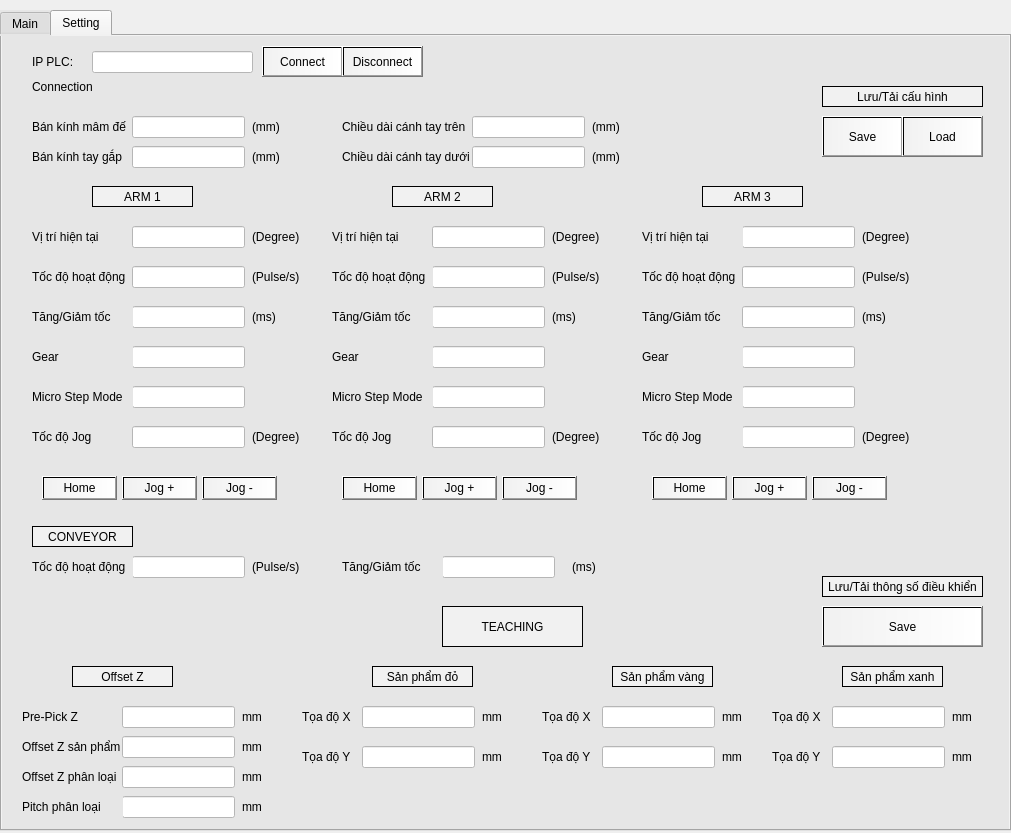
Old version of the form InterfaceApp/pyqt/Services/widget.ui in the repository vuloc333/Delta_v1.0.
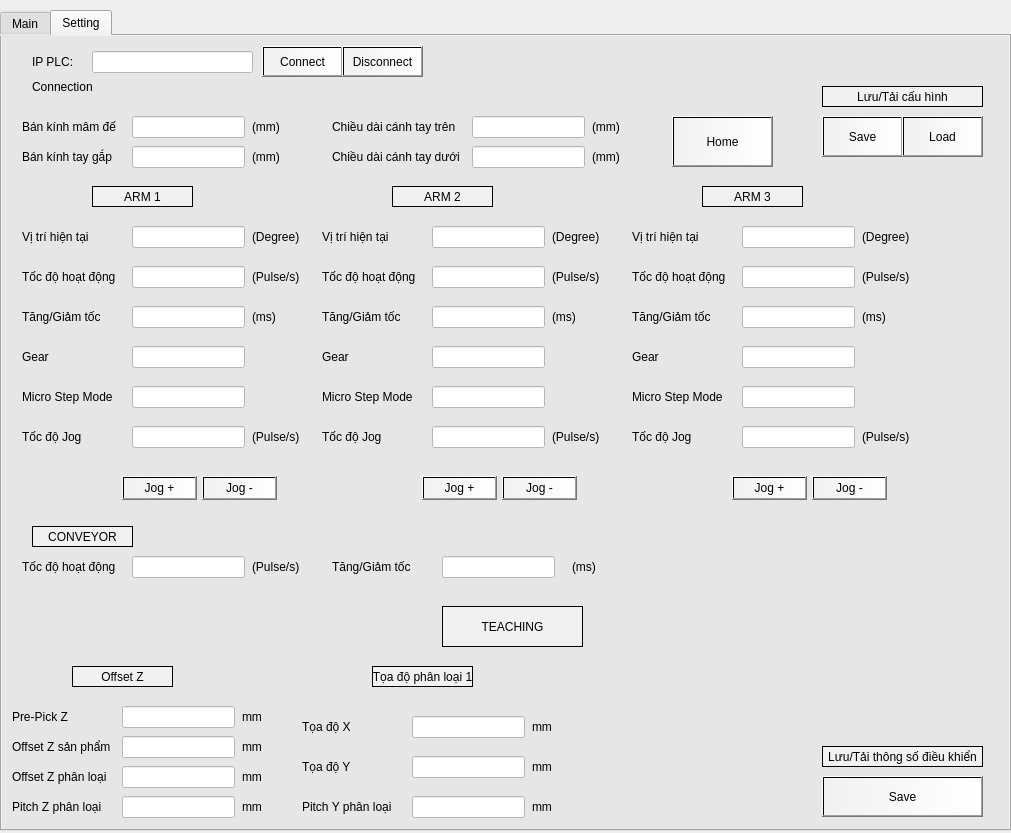
New version of the form.

What changed in the file:
```diff
--- a/InterfaceApp/pyqt/Services/widget.ui
+++ b/InterfaceApp/pyqt/Services/widget.ui
@@ -414,7 +414,7 @@
     <widget class="QLabel" name="lbl2_3">
      <property name="geometry">
       <rect>
-       <x>640</x>
+       <x>630</x>
        <y>230</y>
        <width>101</width>
        <height>21</height>
@@ -471,7 +471,7 @@
     <widget class="QLabel" name="lbl1">
      <property name="geometry">
       <rect>
-       <x>30</x>
+       <x>20</x>
        <y>190</y>
        <width>101</width>
        <height>21</height>
@@ -484,7 +484,7 @@
     <widget class="QLabel" name="lbl3_2">
      <property name="geometry">
       <rect>
-       <x>330</x>
+       <x>320</x>
        <y>270</y>
        <width>101</width>
        <height>21</height>
@@ -623,7 +623,7 @@
     <widget class="QLabel" name="lbl6">
      <property name="geometry">
       <rect>
-       <x>30</x>
+       <x>20</x>
        <y>390</y>
        <width>101</width>
        <height>21</height>
@@ -676,7 +676,7 @@
     <widget class="QLabel" name="lbl3_4">
      <property name="geometry">
       <rect>
-       <x>340</x>
+       <x>330</x>
        <y>520</y>
        <width>101</width>
        <height>21</height>
@@ -686,27 +686,10 @@
       <string>Tăng/Giảm tốc</string>
      </property>
     </widget>
-    <widget class="QPushButton" name="btnArm2Home">
-     <property name="geometry">
-      <rect>
-       <x>340</x>
-       <y>440</y>
-       <width>75</width>
-       <height>24</height>
-      </rect>
-     </property>
-     <property name="styleSheet">
-      <string notr="true">background-color: qlineargradient(spread:pad, x1:0, y1:0, x2:1, y2:0, stop:0 rgba(241, 241, 241, 255), stop:1 rgba(255, 255, 255, 255));
-</string>
-     </property>
-     <property name="text">
-      <string>Home</string>
-     </property>
-    </widget>
     <widget class="QLabel" name="lbl6_2">
      <property name="geometry">
       <rect>
-       <x>330</x>
+       <x>320</x>
        <y>390</y>
        <width>101</width>
        <height>21</height>
@@ -785,7 +768,7 @@
     <widget class="QLabel" name="lbl2">
      <property name="geometry">
       <rect>
-       <x>30</x>
+       <x>20</x>
        <y>230</y>
        <width>101</width>
        <height>21</height>
@@ -985,7 +968,7 @@
     <widget class="QLabel" name="lbl3_3">
      <property name="geometry">
       <rect>
-       <x>640</x>
+       <x>630</x>
        <y>270</y>
        <width>101</width>
        <height>21</height>
@@ -1042,10 +1025,10 @@
     <widget class="QPushButton" name="btnArm1Home">
      <property name="geometry">
       <rect>
-       <x>40</x>
-       <y>440</y>
-       <width>75</width>
-       <height>24</height>
+       <x>670</x>
+       <y>80</y>
+       <width>101</width>
+       <height>51</height>
       </rect>
      </property>
      <property name="styleSheet">
@@ -1081,7 +1064,7 @@
     <widget class="QLabel" name="lbl4_3">
      <property name="geometry">
       <rect>
-       <x>640</x>
+       <x>630</x>
        <y>310</y>
        <width>101</width>
        <height>21</height>
@@ -1129,7 +1112,7 @@
     <widget class="QLabel" name="lbl2_4">
      <property name="geometry">
       <rect>
-       <x>30</x>
+       <x>20</x>
        <y>520</y>
        <width>101</width>
        <height>21</height>
@@ -1142,7 +1125,7 @@
     <widget class="QLabel" name="lbl6_3">
      <property name="geometry">
       <rect>
-       <x>640</x>
+       <x>630</x>
        <y>390</y>
        <width>101</width>
        <height>21</height>
@@ -1155,7 +1138,7 @@
     <widget class="QLabel" name="lbl1_2">
      <property name="geometry">
       <rect>
-       <x>330</x>
+       <x>320</x>
        <y>190</y>
        <width>101</width>
        <height>21</height>
@@ -1168,7 +1151,7 @@
     <widget class="QLabel" name="lbl5_2">
      <property name="geometry">
       <rect>
-       <x>330</x>
+       <x>320</x>
        <y>350</y>
        <width>101</width>
        <height>21</height>
@@ -1198,7 +1181,7 @@
     <widget class="QLabel" name="lbl1_3">
      <property name="geometry">
       <rect>
-       <x>640</x>
+       <x>630</x>
        <y>190</y>
        <width>101</width>
        <height>21</height>
@@ -1218,7 +1201,7 @@
       </rect>
      </property>
      <property name="text">
-      <string>(Degree)</string>
+      <string>(Pulse/s)</string>
      </property>
     </widget>
     <widget class="QLineEdit" name="lineArm3MicroStepMode">
@@ -1307,7 +1290,7 @@
     <widget class="QLabel" name="lbl4">
      <property name="geometry">
       <rect>
-       <x>30</x>
+       <x>20</x>
        <y>310</y>
        <width>101</width>
        <height>21</height>
@@ -1368,7 +1351,7 @@
     <widget class="QLabel" name="lbl3">
      <property name="geometry">
       <rect>
-       <x>30</x>
+       <x>20</x>
        <y>270</y>
        <width>101</width>
        <height>21</height>
@@ -1381,7 +1364,7 @@
     <widget class="QLabel" name="lbl4_2">
      <property name="geometry">
       <rect>
-       <x>330</x>
+       <x>320</x>
        <y>310</y>
        <width>101</width>
        <height>21</height>
@@ -1391,23 +1374,6 @@
       <string>Gear</string>
      </property>
     </widget>
-    <widget class="QPushButton" name="btnArm3Home">
-     <property name="geometry">
-      <rect>
-       <x>650</x>
-       <y>440</y>
-       <width>75</width>
-       <height>24</height>
-      </rect>
-     </property>
-     <property name="styleSheet">
-      <string notr="true">background-color: qlineargradient(spread:pad, x1:0, y1:0, x2:1, y2:0, stop:0 rgba(241, 241, 241, 255), stop:1 rgba(255, 255, 255, 255));
-</string>
-     </property>
-     <property name="text">
-      <string>Home</string>
-     </property>
-    </widget>
     <widget class="QLineEdit" name="lineArm3Ramp">
      <property name="geometry">
       <rect>
@@ -1433,7 +1399,7 @@
     <widget class="QLabel" name="lbl5_3">
      <property name="geometry">
       <rect>
-       <x>640</x>
+       <x>630</x>
        <y>350</y>
        <width>101</width>
        <height>21</height>
@@ -1514,7 +1480,7 @@
       </rect>
      </property>
      <property name="text">
-      <string>(Degree)</string>
+      <string>(Pulse/s)</string>
      </property>
     </widget>
     <widget class="QLabel" name="lbl1_18">
@@ -1540,7 +1506,7 @@
       </rect>
      </property>
      <property name="text">
-      <string>(Degree)</string>
+      <string>(Pulse/s)</string>
      </property>
     </widget>
     <widget class="QLineEdit" name="lineArm2CurPos">
@@ -1581,7 +1547,7 @@
     <widget class="QLabel" name="lbl5">
      <property name="geometry">
       <rect>
-       <x>30</x>
+       <x>20</x>
        <y>350</y>
        <width>101</width>
        <height>21</height>
@@ -1594,7 +1560,7 @@
     <widget class="QLabel" name="lbl2_2">
      <property name="geometry">
       <rect>
-       <x>330</x>
+       <x>320</x>
        <y>230</y>
        <width>101</width>
        <height>21</height>
@@ -1641,7 +1607,7 @@
     <widget class="QLabel" name="lbl1_55">
      <property name="geometry">
       <rect>
-       <x>30</x>
+       <x>20</x>
        <y>80</y>
        <width>101</width>
        <height>21</height>
@@ -1689,7 +1655,7 @@
     <widget class="QLabel" name="lbl1_57">
      <property name="geometry">
       <rect>
-       <x>30</x>
+       <x>20</x>
        <y>110</y>
        <width>101</width>
        <height>21</height>
@@ -1737,7 +1703,7 @@
     <widget class="QLabel" name="lbl1_59">
      <property name="geometry">
       <rect>
-       <x>340</x>
+       <x>330</x>
        <y>80</y>
        <width>131</width>
        <height>21</height>
@@ -1785,7 +1751,7 @@
     <widget class="QLabel" name="lbl1_61">
      <property name="geometry">
       <rect>
-       <x>340</x>
+       <x>330</x>
        <y>110</y>
        <width>131</width>
        <height>21</height>
@@ -1833,7 +1799,7 @@
     <widget class="QLabel" name="lbl1_74">
      <property name="geometry">
       <rect>
-       <x>20</x>
+       <x>10</x>
        <y>670</y>
        <width>101</width>
        <height>21</height>
@@ -1903,7 +1869,7 @@
     <widget class="QLabel" name="lbl1_76">
      <property name="geometry">
       <rect>
-       <x>20</x>
+       <x>10</x>
        <y>700</y>
        <width>101</width>
        <height>21</height>
@@ -1939,7 +1905,7 @@
      <property name="geometry">
       <rect>
        <x>300</x>
-       <y>710</y>
+       <y>720</y>
        <width>51</width>
        <height>21</height>
       </rect>
@@ -1964,7 +1930,7 @@
       <enum>QFrame::Shape::Box</enum>
      </property>
      <property name="text">
-      <string>Sản phẩm đỏ</string>
+      <string>Tọa độ phân loại 1</string>
      </property>
      <property name="alignment">
       <set>Qt::AlignmentFlag::AlignCenter</set>
@@ -1973,8 +1939,8 @@
     <widget class="QLineEdit" name="lineXClassRed">
      <property name="geometry">
       <rect>
-       <x>360</x>
-       <y>670</y>
+       <x>410</x>
+       <y>680</y>
        <width>113</width>
        <height>22</height>
       </rect>
@@ -1995,8 +1961,8 @@
     <widget class="QLabel" name="lbl1_78">
      <property name="geometry">
       <rect>
-       <x>480</x>
-       <y>670</y>
+       <x>530</x>
+       <y>680</y>
        <width>51</width>
        <height>21</height>
       </rect>
@@ -2009,7 +1975,7 @@
      <property name="geometry">
       <rect>
        <x>300</x>
-       <y>670</y>
+       <y>680</y>
        <width>51</width>
        <height>21</height>
       </rect>
@@ -2021,8 +1987,8 @@
     <widget class="QLabel" name="lbl1_82">
      <property name="geometry">
       <rect>
-       <x>480</x>
-       <y>710</y>
+       <x>530</x>
+       <y>720</y>
        <width>51</width>
        <height>21</height>
       </rect>
@@ -2034,126 +2000,8 @@
     <widget class="QLineEdit" name="lineYClassRed">
      <property name="geometry">
       <rect>
-       <x>360</x>
-       <y>710</y>
-       <width>113</width>
-       <height>22</height>
-      </rect>
-     </property>
-     <property name="accessibleDescription">
-      <string/>
-     </property>
-     <property name="styleSheet">
-      <string notr="true">background-color: rgb(255, 255, 255);</string>
-     </property>
-     <property name="text">
-      <string/>
-     </property>
-     <property name="readOnly">
-      <bool>false</bool>
-     </property>
-    </widget>
-    <widget class="QLabel" name="lbl1_83">
-     <property name="geometry">
-      <rect>
-       <x>540</x>
-       <y>710</y>
-       <width>51</width>
-       <height>21</height>
-      </rect>
-     </property>
-     <property name="text">
-      <string>Tọa độ Y</string>
-     </property>
-    </widget>
-    <widget class="QLabel" name="lbl7_9">
-     <property name="geometry">
-      <rect>
-       <x>610</x>
-       <y>630</y>
-       <width>101</width>
-       <height>21</height>
-      </rect>
-     </property>
-     <property name="styleSheet">
-      <string notr="true">background-color: rgb(241, 241, 241);</string>
-     </property>
-     <property name="frameShape">
-      <enum>QFrame::Shape::Box</enum>
-     </property>
-     <property name="text">
-      <string>Sản phẩm vàng</string>
-     </property>
-     <property name="alignment">
-      <set>Qt::AlignmentFlag::AlignCenter</set>
-     </property>
-    </widget>
-    <widget class="QLineEdit" name="lineXClassYel">
-     <property name="geometry">
-      <rect>
-       <x>600</x>
-       <y>670</y>
-       <width>113</width>
-       <height>22</height>
-      </rect>
-     </property>
-     <property name="accessibleDescription">
-      <string/>
-     </property>
-     <property name="styleSheet">
-      <string notr="true">background-color: rgb(255, 255, 255);</string>
-     </property>
-     <property name="text">
-      <string/>
-     </property>
-     <property name="readOnly">
-      <bool>false</bool>
-     </property>
-    </widget>
-    <widget class="QLabel" name="lbl1_84">
-     <property name="geometry">
-      <rect>
-       <x>720</x>
-       <y>670</y>
-       <width>51</width>
-       <height>21</height>
-      </rect>
-     </property>
-     <property name="text">
-      <string>mm</string>
-     </property>
-    </widget>
-    <widget class="QLabel" name="lbl1_86">
-     <property name="geometry">
-      <rect>
-       <x>540</x>
-       <y>670</y>
-       <width>51</width>
-       <height>21</height>
-      </rect>
-     </property>
-     <property name="text">
-      <string>Tọa độ X</string>
-     </property>
-    </widget>
-    <widget class="QLabel" name="lbl1_88">
-     <property name="geometry">
-      <rect>
-       <x>720</x>
-       <y>710</y>
-       <width>51</width>
-       <height>21</height>
-      </rect>
-     </property>
-     <property name="text">
-      <string>mm</string>
-     </property>
-    </widget>
-    <widget class="QLineEdit" name="lineYClassYel">
-     <property name="geometry">
-      <rect>
-       <x>600</x>
-       <y>710</y>
+       <x>410</x>
+       <y>720</y>
        <width>113</width>
        <height>22</height>
       </rect>
@@ -2222,7 +2070,7 @@
     <widget class="QLabel" name="lbl1_85">
      <property name="geometry">
       <rect>
-       <x>20</x>
+       <x>10</x>
        <y>730</y>
        <width>101</width>
        <height>21</height>
@@ -2292,139 +2140,21 @@
     <widget class="QLabel" name="lbl1_95">
      <property name="geometry">
       <rect>
-       <x>20</x>
+       <x>10</x>
        <y>760</y>
        <width>101</width>
        <height>21</height>
       </rect>
      </property>
      <property name="text">
-      <string>Pitch phân loại</string>
-     </property>
-    </widget>
-    <widget class="QLabel" name="lbl1_96">
-     <property name="geometry">
-      <rect>
-       <x>770</x>
-       <y>710</y>
-       <width>51</width>
-       <height>21</height>
-      </rect>
-     </property>
-     <property name="text">
-      <string>Tọa độ Y</string>
-     </property>
-    </widget>
-    <widget class="QLabel" name="lbl1_97">
-     <property name="geometry">
-      <rect>
-       <x>950</x>
-       <y>670</y>
-       <width>51</width>
-       <height>21</height>
-      </rect>
-     </property>
-     <property name="text">
-      <string>mm</string>
-     </property>
-    </widget>
-    <widget class="QLabel" name="lbl1_98">
-     <property name="geometry">
-      <rect>
-       <x>770</x>
-       <y>670</y>
-       <width>51</width>
-       <height>21</height>
-      </rect>
-     </property>
-     <property name="text">
-      <string>Tọa độ X</string>
-     </property>
-    </widget>
-    <widget class="QLabel" name="lbl1_99">
-     <property name="geometry">
-      <rect>
-       <x>950</x>
-       <y>710</y>
-       <width>51</width>
-       <height>21</height>
-      </rect>
-     </property>
-     <property name="text">
-      <string>mm</string>
-     </property>
-    </widget>
-    <widget class="QLineEdit" name="lineXClassGrn">
-     <property name="geometry">
-      <rect>
-       <x>830</x>
-       <y>670</y>
-       <width>113</width>
-       <height>22</height>
-      </rect>
-     </property>
-     <property name="accessibleDescription">
-      <string/>
-     </property>
-     <property name="styleSheet">
-      <string notr="true">background-color: rgb(255, 255, 255);</string>
-     </property>
-     <property name="text">
-      <string/>
-     </property>
-     <property name="readOnly">
-      <bool>false</bool>
-     </property>
-    </widget>
-    <widget class="QLineEdit" name="lineYClassGrn">
-     <property name="geometry">
-      <rect>
-       <x>830</x>
-       <y>710</y>
-       <width>113</width>
-       <height>22</height>
-      </rect>
-     </property>
-     <property name="accessibleDescription">
-      <string/>
-     </property>
-     <property name="styleSheet">
-      <string notr="true">background-color: rgb(255, 255, 255);</string>
-     </property>
-     <property name="text">
-      <string/>
-     </property>
-     <property name="readOnly">
-      <bool>false</bool>
-     </property>
-    </widget>
-    <widget class="QLabel" name="lbl7_11">
-     <property name="geometry">
-      <rect>
-       <x>840</x>
-       <y>630</y>
-       <width>101</width>
-       <height>21</height>
-      </rect>
-     </property>
-     <property name="styleSheet">
-      <string notr="true">background-color: rgb(241, 241, 241);</string>
-     </property>
-     <property name="frameShape">
-      <enum>QFrame::Shape::Box</enum>
-     </property>
-     <property name="text">
-      <string>Sản phẩm xanh</string>
-     </property>
-     <property name="alignment">
-      <set>Qt::AlignmentFlag::AlignCenter</set>
+      <string>Pitch Z phân loại</string>
      </property>
     </widget>
     <widget class="QPushButton" name="btnSaveTeaching">
      <property name="geometry">
       <rect>
        <x>820</x>
-       <y>570</y>
+       <y>740</y>
        <width>161</width>
        <height>41</height>
       </rect>
@@ -2441,7 +2171,7 @@
      <property name="geometry">
       <rect>
        <x>820</x>
-       <y>540</y>
+       <y>710</y>
        <width>161</width>
        <height>21</height>
       </rect>
@@ -2459,6 +2189,54 @@
       <set>Qt::AlignmentFlag::AlignCenter</set>
      </property>
     </widget>
+    <widget class="QLineEdit" name="lineYPitchClass1">
+     <property name="geometry">
+      <rect>
+       <x>410</x>
+       <y>760</y>
+       <width>113</width>
+       <height>22</height>
+      </rect>
+     </property>
+     <property name="accessibleDescription">
+      <string/>
+     </property>
+     <property name="styleSheet">
+      <string notr="true">background-color: rgb(255, 255, 255);</string>
+     </property>
+     <property name="text">
+      <string/>
+     </property>
+     <property name="readOnly">
+      <bool>false</bool>
+     </property>
+    </widget>
+    <widget class="QLabel" name="lbl1_96">
+     <property name="geometry">
+      <rect>
+       <x>300</x>
+       <y>760</y>
+       <width>101</width>
+       <height>21</height>
+      </rect>
+     </property>
+     <property name="text">
+      <string>Pitch Y phân loại</string>
+     </property>
+    </widget>
+    <widget class="QLabel" name="lbl1_88">
+     <property name="geometry">
+      <rect>
+       <x>530</x>
+       <y>760</y>
+       <width>31</width>
+       <height>21</height>
+      </rect>
+     </property>
+     <property name="text">
+      <string>mm</string>
+     </property>
+    </widget>
    </widget>
   </widget>
  </widget>
```
Left out of the diff: 10 changed lines with no effect on the pictures.
